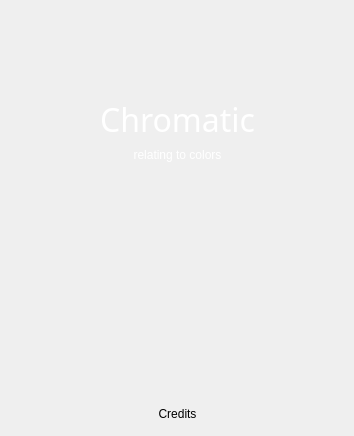
Old version of the form forms/CHomeWidget.ui in the repository Texas-C/Chromatic-cute.
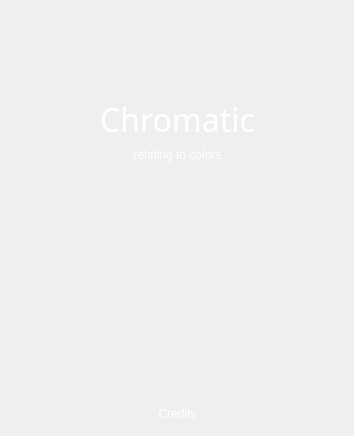
New version of the form. Icons and pictures are not drawn.

Commit message: Changed credit button font color style

```diff
--- a/forms/CHomeWidget.ui
+++ b/forms/CHomeWidget.ui
@@ -90,7 +90,7 @@
    <item row="6" column="1">
     <widget class="QPushButton" name="m_credits_button">
      <property name="styleSheet">
-      <string notr="true">font: 10pt &quot;Noto Sans&quot;; color rgb(255, 255, 255);</string>
+      <string notr="true">font: 10pt &quot;Noto Sans&quot;; color: rgb(255, 255, 255);</string>
      </property>
      <property name="text">
       <string>Credits</string>
```
Left out of the diff: 6 changed lines with no effect on the pictures.
